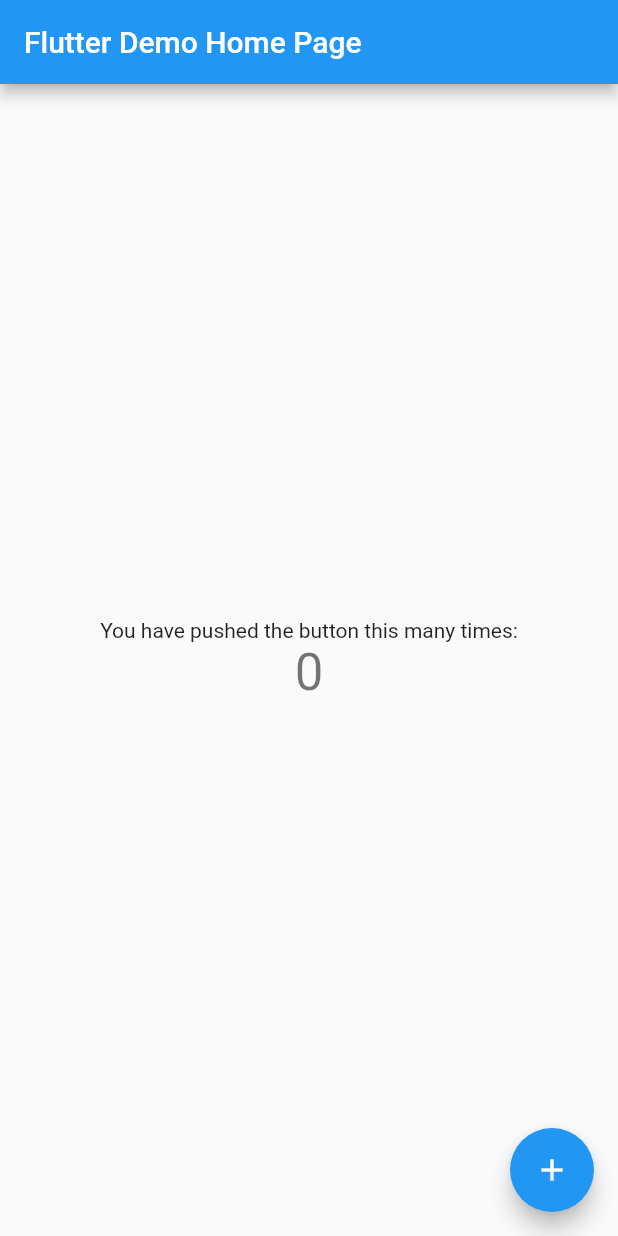
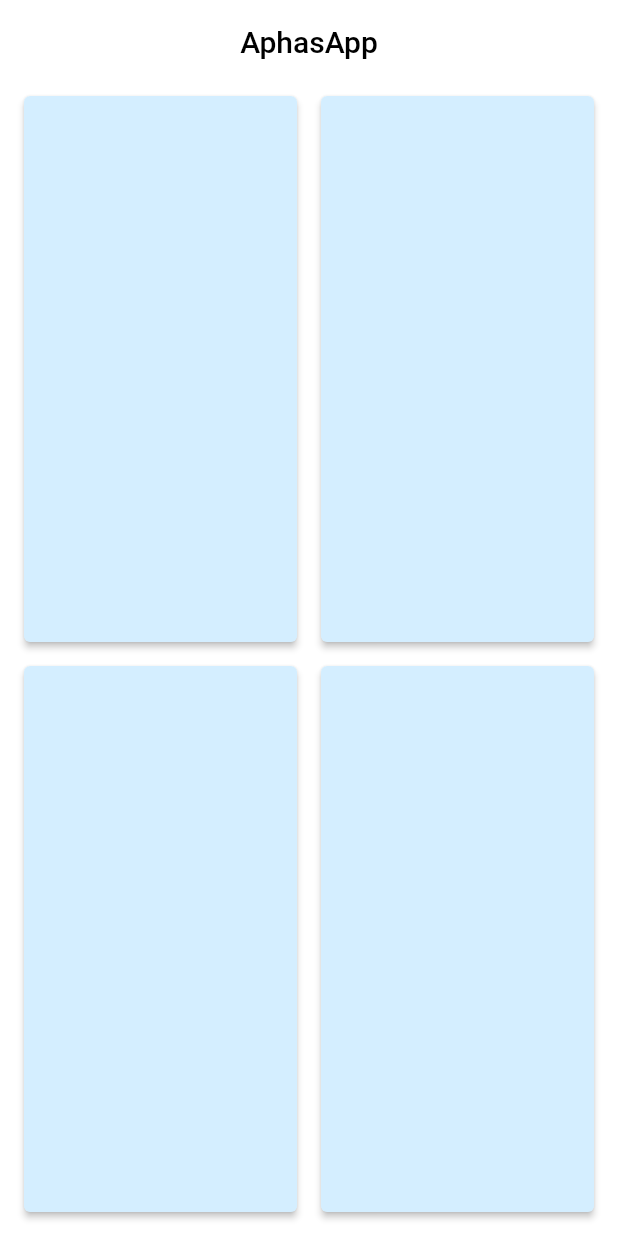
Before and after one commit to Agraphie/AphasApp, a Flutter app: the screen it shows after launch, on a phone screen of 412 x 824 dp. Run offline on Flutter 3.47's test engine with Material 2 defaults, Android fonts, the phone set to English and light mode, and no system bars.

Commit message:
Card layout

```diff
--- /dev/null
+++ b/lib/card.dart
@@ -0,0 +1,13 @@
+import 'package:flutter/material.dart';
+
+class MainCard extends StatelessWidget {
+  @override
+  Widget build(BuildContext context) => Expanded(
+        child: Card(
+          color: Color.fromARGB(255, 212, 238, 255),
+          margin: EdgeInsets.all(8.0),
+          elevation: 2.0,
+          child: Column(),
+        ),
+      );
+}
--- a/lib/main.dart
+++ b/lib/main.dart
@@ -1,111 +1,79 @@
 import 'package:flutter/material.dart';
+import 'card.dart';
+import 'package:flutter/services.dart';
 
-void main() => runApp(MyApp());
+void main() {
+  SystemChrome.setSystemUIOverlayStyle(SystemUiOverlayStyle.dark
+      .copyWith(statusBarIconBrightness: Brightness.dark));
 
-class MyApp extends StatelessWidget {
-  // This widget is the root of your application.
+  runApp(App());
+}
+
+class App extends StatelessWidget {
   @override
   Widget build(BuildContext context) {
     return MaterialApp(
-      title: 'Flutter Demo',
+      home: Home(),
       theme: ThemeData(
-        // This is the theme of your application.
-        //
-        // Try running your application with "flutter run". You'll see the
-        // application has a blue toolbar. Then, without quitting the app, try
-        // changing the primarySwatch below to Colors.green and then invoke
-        // "hot reload" (press "r" in the console where you ran "flutter run",
-        // or simply save your changes to "hot reload" in a Flutter IDE).
-        // Notice that the counter didn't reset back to zero; the application
-        // is not restarted.
-        primarySwatch: Colors.blue,
+        primaryTextTheme: TextTheme(
+          title: TextStyle(color: Colors.black),
+        ),
       ),
-      home: MyHomePage(title: 'Flutter Demo Home Page'),
     );
   }
 }
 
-class MyHomePage extends StatefulWidget {
-  MyHomePage({Key key, this.title}) : super(key: key);
-
-  // This widget is the home page of your application. It is stateful, meaning
-  // that it has a State object (defined below) that contains fields that affect
-  // how it looks.
-
-  // This class is the configuration for the state. It holds the values (in this
-  // case the title) provided by the parent (in this case the App widget) and
-  // used by the build method of the State. Fields in a Widget subclass are
-  // always marked "final".
-
-  final String title;
-
-  @override
-  _MyHomePageState createState() => _MyHomePageState();
-}
-
-class _MyHomePageState extends State<MyHomePage> {
-  int _counter = 0;
-
-  void _incrementCounter() {
-    setState(() {
-      // This call to setState tells the Flutter framework that something has
-      // changed in this State, which causes it to rerun the build method below
-      // so that the display can reflect the updated values. If we changed
-      // _counter without calling setState(), then the build method would not be
-      // called again, and so nothing would appear to happen.
-      _counter++;
-    });
-  }
-
+class Home extends StatelessWidget {
   @override
   Widget build(BuildContext context) {
-    // This method is rerun every time setState is called, for instance as done
-    // by the _incrementCounter method above.
-    //
-    // The Flutter framework has been optimized to make rerunning build methods
-    // fast, so that you can just rebuild anything that needs updating rather
-    // than having to individually change instances of widgets.
     return Scaffold(
       appBar: AppBar(
-        // Here we take the value from the MyHomePage object that was created by
-        // the App.build method, and use it to set our appbar title.
-        title: Text(widget.title),
-      ),
-      body: Center(
-        // Center is a layout widget. It takes a single child and positions it
-        // in the middle of the parent.
-        child: Column(
-          // Column is also a layout widget. It takes a list of children and
-          // arranges them vertically. By default, it sizes itself to fit its
-          // children horizontally, and tries to be as tall as its parent.
-          //
-          // Invoke "debug painting" (press "p" in the console, choose the
-          // "Toggle Debug Paint" action from the Flutter Inspector in Android
-          // Studio, or the "Toggle Debug Paint" command in Visual Studio Code)
-          // to see the wireframe for each widget.
-          //
-          // Column has various properties to control how it sizes itself and
-          // how it positions its children. Here we use mainAxisAlignment to
-          // center the children vertically; the main axis here is the vertical
-          // axis because Columns are vertical (the cross axis would be
-          // horizontal).
-          mainAxisAlignment: MainAxisAlignment.center,
-          children: <Widget>[
-            Text(
-              'You have pushed the button this many times:',
-            ),
-            Text(
-              '$_counter',
-              style: Theme.of(context).textTheme.display1,
-            ),
-          ],
+        elevation: 0.0,
+        centerTitle: true,
+        backgroundColor: Colors.white,
+        title: Title(
+          title: 'Aphasapp',
+          color: Colors.black,
+          child: Text('AphasApp'),
         ),
       ),
-      floatingActionButton: FloatingActionButton(
-        onPressed: _incrementCounter,
-        tooltip: 'Increment',
-        child: Icon(Icons.add),
-      ), // This trailing comma makes auto-formatting nicer for build methods.
+      backgroundColor: Colors.white,
+      body: FirstScreen(),
     );
   }
 }
+
+class FirstScreen extends StatelessWidget {
+  @override
+  Widget build(BuildContext context) {
+    return Padding(
+      padding: const EdgeInsets.fromLTRB(8.0, 0.0, 8.0, 8.0),
+      // symmetric(vertical: 64.0, horizontal: 8.0),
+      child: Column(
+        mainAxisAlignment: MainAxisAlignment.spaceEvenly,
+        children: <Widget>[
+          Expanded(
+              child: Row(
+            mainAxisSize: MainAxisSize.max,
+            mainAxisAlignment: MainAxisAlignment.spaceEvenly,
+            crossAxisAlignment: CrossAxisAlignment.stretch,
+            children: <Widget>[
+              MainCard(),
+              MainCard(),
+            ],
+          )),
+          Expanded(
+              child: Row(
+            mainAxisSize: MainAxisSize.max,
+            mainAxisAlignment: MainAxisAlignment.spaceEvenly,
+            crossAxisAlignment: CrossAxisAlignment.stretch,
+            children: <Widget>[
+              MainCard(),
+              MainCard(),
+            ],
+          )),
+        ],
+      ),
+    );
+  }
+}
```
